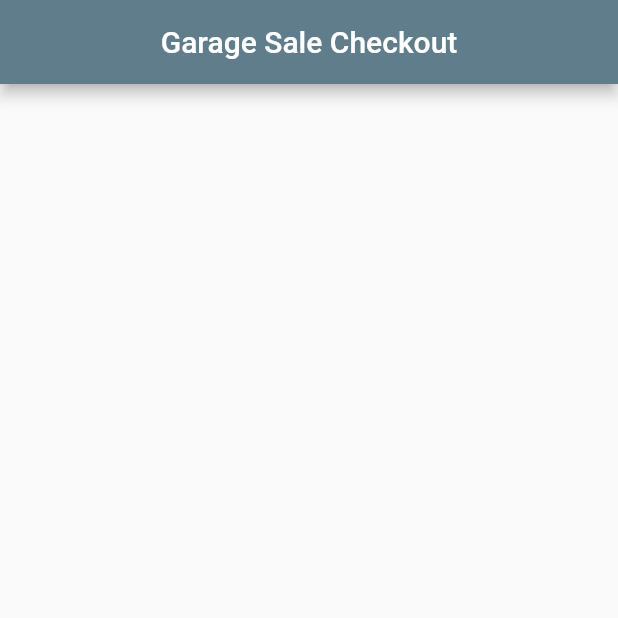
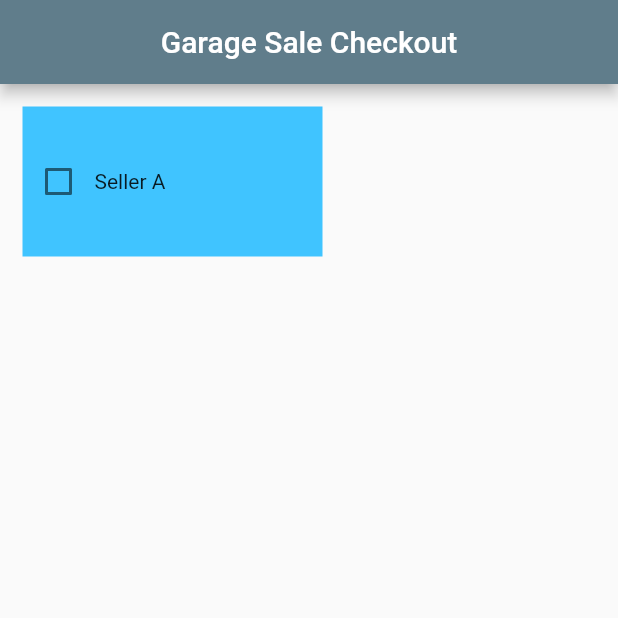
Before and after one commit to bmann505/garage-sale-checkout, a Flutter app: the screen it shows after launch, on a phone screen of 412 x 824 dp, the top half of it. Run offline on Flutter 3.47's test engine with Material 2 defaults, Android fonts, the phone set to English and light mode, and no system bars.

Commit message:
seller class

```diff
--- a/lib/ui/garage_sale.dart
+++ b/lib/ui/garage_sale.dart
@@ -1,4 +1,5 @@
 import 'package:flutter/material.dart';
+import 'seller.dart';
 
 
 class GarageSale extends StatefulWidget {
@@ -19,6 +20,12 @@ class GarageSaleState extends State<GarageSale>{
         backgroundColor: Colors.blueGrey,
         centerTitle: true,
       ),
+      body: new Row(
+        children: <Widget>[
+          new Seller(),
+
+        ],
+      )
     );
   }
 
--- /dev/null
+++ b/lib/ui/seller.dart
@@ -0,0 +1,44 @@
+import 'package:flutter/material.dart';
+
+
+class Seller extends StatefulWidget {
+  @override
+  State<StatefulWidget> createState() {
+
+    return new SellerState();
+  }
+
+
+}
+
+class SellerState extends State<Seller> {
+
+  bool _isChecked = false;
+
+  void onChanged(bool value) {
+    setState(() {
+      _isChecked = value;
+    });
+  }
+
+  @override
+  Widget build(BuildContext context) {
+    return new Column(
+      children: <Widget>[
+        new Container(
+          height: 100.0,
+          width: 200.0,
+          color: Colors.lightBlueAccent,
+          margin: new EdgeInsets.all(15.0),
+          child: new Row(
+            children: <Widget>[
+              new Checkbox(value: _isChecked, onChanged: (bool value) {onChanged(value);}),
+              new Text('Seller A'),
+            ],
+          ),
+        ),
+      ],
+    );
+  }
+
+}
```
